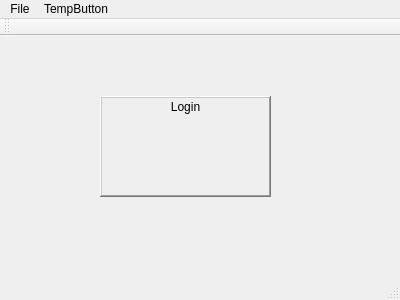
First picture: the form in ClassProject2DModelerG3/mainwindow.ui, repository ErikNguyen20/CS1C_ClassProject_G3, before the edit.
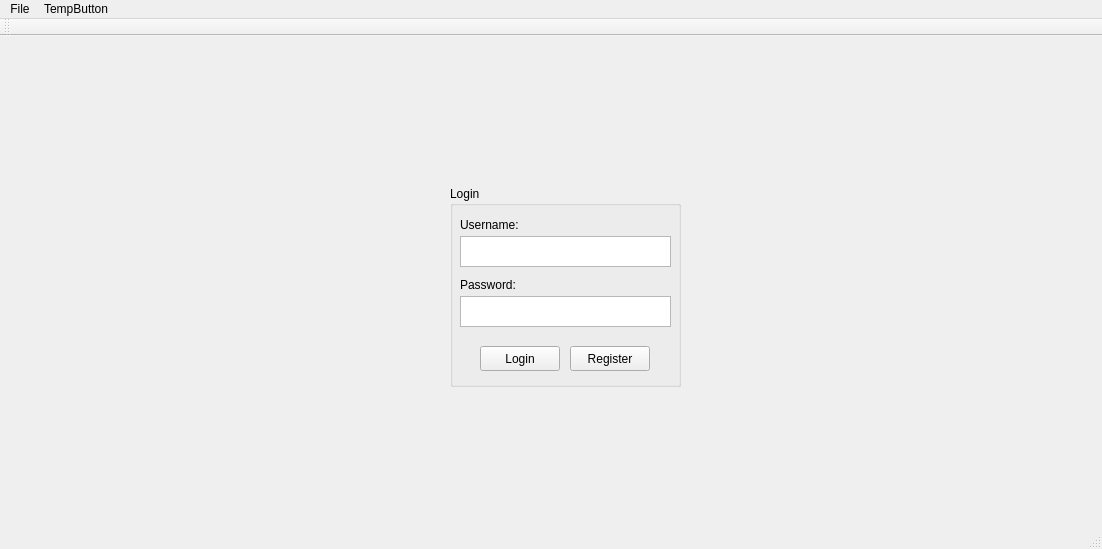
Second picture: the form after the edit.

Commit message: Added Login Implementation. Register Feature Partially Completed.

The edit to the form file:
```diff
--- a/ClassProject2DModelerG3/mainwindow.ui
+++ b/ClassProject2DModelerG3/mainwindow.ui
@@ -6,61 +6,99 @@
    <rect>
     <x>0</x>
     <y>0</y>
-    <width>400</width>
-    <height>300</height>
+    <width>1102</width>
+    <height>549</height>
    </rect>
   </property>
   <property name="windowTitle">
    <string>MainWindow</string>
   </property>
   <widget class="QWidget" name="centralWidget">
-   <widget class="QFrame" name="loginFrame">
+   <widget class="QGroupBox" name="LoginBox">
     <property name="geometry">
      <rect>
-      <x>100</x>
-      <y>60</y>
-      <width>171</width>
-      <height>101</height>
+      <x>450</x>
+      <y>150</y>
+      <width>231</width>
+      <height>201</height>
      </rect>
     </property>
     <property name="autoFillBackground">
      <bool>true</bool>
     </property>
-    <property name="frameShape">
-     <enum>QFrame::WinPanel</enum>
-    </property>
-    <property name="frameShadow">
-     <enum>QFrame::Raised</enum>
-    </property>
-    <property name="lineWidth">
-     <number>2</number>
+    <property name="title">
+     <string>Login</string>
     </property>
     <widget class="QLabel" name="label">
      <property name="geometry">
       <rect>
-       <x>0</x>
-       <y>0</y>
-       <width>171</width>
-       <height>21</height>
+       <x>10</x>
+       <y>30</y>
+       <width>81</width>
+       <height>17</height>
       </rect>
      </property>
-     <property name="autoFillBackground">
-      <bool>false</bool>
+     <property name="text">
+      <string>Username:</string>
      </property>
-     <property name="frameShape">
-      <enum>QFrame::NoFrame</enum>
+    </widget>
+    <widget class="QPlainTextEdit" name="usernameTextEdit">
+     <property name="geometry">
+      <rect>
+       <x>10</x>
+       <y>50</y>
+       <width>211</width>
+       <height>31</height>
+      </rect>
      </property>
-     <property name="frameShadow">
-      <enum>QFrame::Raised</enum>
+    </widget>
+    <widget class="QLabel" name="label_2">
+     <property name="geometry">
+      <rect>
+       <x>10</x>
+       <y>90</y>
+       <width>71</width>
+       <height>17</height>
+      </rect>
+     </property>
+     <property name="text">
+      <string>Password:</string>
+     </property>
+    </widget>
+    <widget class="QPushButton" name="loginButton">
+     <property name="geometry">
+      <rect>
+       <x>30</x>
+       <y>160</y>
+       <width>80</width>
+       <height>25</height>
+      </rect>
      </property>
      <property name="text">
       <string>Login</string>
      </property>
-     <property name="alignment">
-      <set>Qt::AlignCenter</set>
+    </widget>
+    <widget class="QPlainTextEdit" name="passwordTextEdit">
+     <property name="geometry">
+      <rect>
+       <x>10</x>
+       <y>110</y>
+       <width>211</width>
+       <height>31</height>
+      </rect>
      </property>
-     <property name="margin">
-      <number>2</number>
+    </widget>
+    <widget class="QPushButton" name="registerButton">
+     <property name="geometry">
+      <rect>
+       <x>120</x>
+       <y>160</y>
+       <width>80</width>
+       <height>25</height>
+      </rect>
+     </property>
+     <property name="text">
+      <string>Register</string>
      </property>
     </widget>
    </widget>
@@ -70,7 +108,7 @@
     <rect>
      <x>0</x>
      <y>0</y>
-     <width>400</width>
+     <width>1102</width>
      <height>22</height>
     </rect>
    </property>
```
The commit also changes 3 other files.
